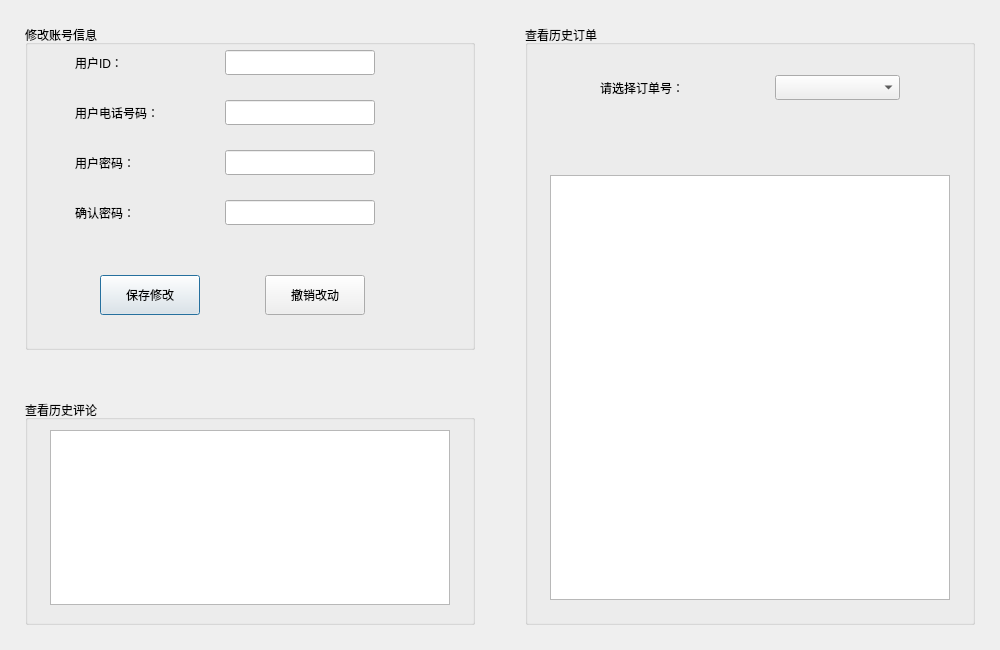
Vladimir2506/ProjectCpp, file ProjectFrontend/ProfileView.ui: the form before one commit.
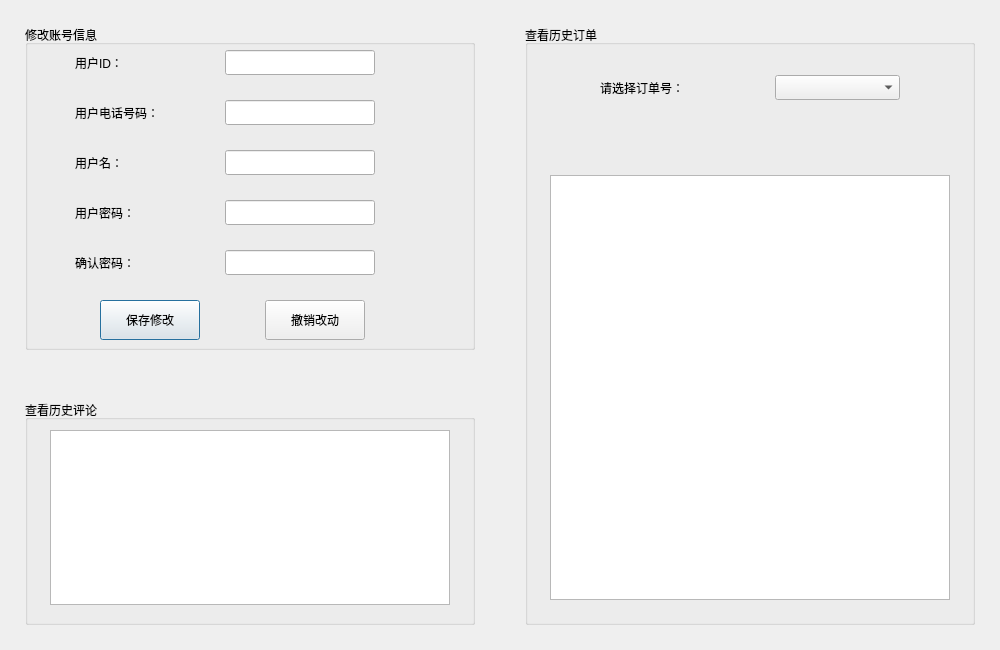
The form after the commit.

```diff
--- a/ProjectFrontend/ProfileView.ui
+++ b/ProjectFrontend/ProfileView.ui
@@ -55,7 +55,7 @@
     <property name="geometry">
      <rect>
       <x>50</x>
-      <y>125</y>
+      <y>175</y>
       <width>125</width>
       <height>25</height>
      </rect>
@@ -68,7 +68,7 @@
     <property name="geometry">
      <rect>
       <x>50</x>
-      <y>175</y>
+      <y>225</y>
       <width>125</width>
       <height>25</height>
      </rect>
@@ -81,7 +81,7 @@
     <property name="geometry">
      <rect>
       <x>200</x>
-      <y>125</y>
+      <y>175</y>
       <width>150</width>
       <height>25</height>
      </rect>
@@ -89,12 +89,15 @@
     <property name="maxLength">
      <number>8</number>
     </property>
+    <property name="echoMode">
+     <enum>QLineEdit::Password</enum>
+    </property>
    </widget>
    <widget class="QLineEdit" name="leDeux">
     <property name="geometry">
      <rect>
       <x>200</x>
-      <y>175</y>
+      <y>225</y>
       <width>150</width>
       <height>25</height>
      </rect>
@@ -102,6 +105,9 @@
     <property name="maxLength">
      <number>8</number>
     </property>
+    <property name="echoMode">
+     <enum>QLineEdit::Password</enum>
+    </property>
    </widget>
    <widget class="QLineEdit" name="leName">
     <property name="geometry">
@@ -146,7 +152,7 @@
     <property name="geometry">
      <rect>
       <x>375</x>
-      <y>125</y>
+      <y>175</y>
       <width>25</width>
       <height>25</height>
      </rect>
@@ -159,7 +165,7 @@
     <property name="geometry">
      <rect>
       <x>375</x>
-      <y>175</y>
+      <y>225</y>
       <width>25</width>
       <height>25</height>
      </rect>
@@ -172,7 +178,7 @@
     <property name="geometry">
      <rect>
       <x>75</x>
-      <y>250</y>
+      <y>275</y>
       <width>100</width>
       <height>40</height>
      </rect>
@@ -185,7 +191,7 @@
     <property name="geometry">
      <rect>
       <x>240</x>
-      <y>250</y>
+      <y>275</y>
       <width>100</width>
       <height>40</height>
      </rect>
@@ -194,6 +200,45 @@
      <string>撤销改动</string>
     </property>
    </widget>
+   <widget class="QLabel" name="lblName">
+    <property name="geometry">
+     <rect>
+      <x>50</x>
+      <y>125</y>
+      <width>125</width>
+      <height>25</height>
+     </rect>
+    </property>
+    <property name="text">
+     <string>用户名：</string>
+    </property>
+   </widget>
+   <widget class="QLineEdit" name="leName">
+    <property name="geometry">
+     <rect>
+      <x>200</x>
+      <y>125</y>
+      <width>150</width>
+      <height>25</height>
+     </rect>
+    </property>
+    <property name="maxLength">
+     <number>10</number>
+    </property>
+   </widget>
+   <widget class="QLabel" name="lblState4">
+    <property name="geometry">
+     <rect>
+      <x>375</x>
+      <y>125</y>
+      <width>25</width>
+      <height>25</height>
+     </rect>
+    </property>
+    <property name="text">
+     <string/>
+    </property>
+   </widget>
   </widget>
   <widget class="QGroupBox" name="gbOrders">
    <property name="geometry">
```
Left out of the diff: 6 changed lines with no effect on the pictures.
